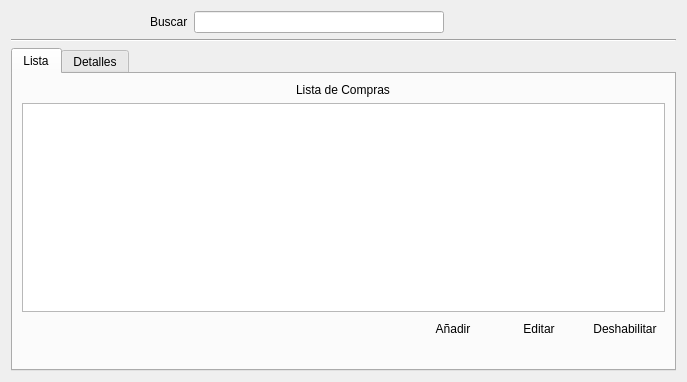
Qt form compras.ui (benArambide/ProyFinal-IS2) before a commit.
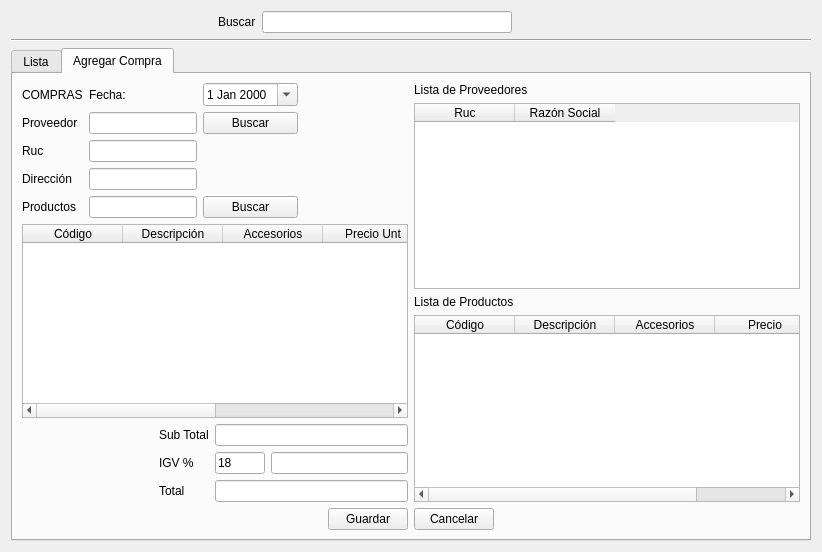
The same form after that commit. Icons and pictures are not drawn.

What changed in the file:
```diff
--- a/compras.ui
+++ b/compras.ui
@@ -6,106 +6,30 @@
    <rect>
     <x>0</x>
     <y>0</y>
-    <width>687</width>
-    <height>382</height>
+    <width>822</width>
+    <height>552</height>
    </rect>
   </property>
   <property name="windowTitle">
    <string>Form</string>
   </property>
-  <layout class="QGridLayout" name="gridLayout_5">
+  <layout class="QGridLayout" name="gridLayout_9">
    <item row="0" column="0">
-    <spacer name="horizontalSpacer_5">
-     <property name="orientation">
-      <enum>Qt::Horizontal</enum>
-     </property>
-     <property name="sizeHint" stdset="0">
-      <size>
-       <width>146</width>
-       <height>20</height>
-      </size>
-     </property>
-    </spacer>
+    <layout class="QVBoxLayout" name="verticalLayout_4"/>
    </item>
-   <item row="0" column="1">
-    <layout class="QGridLayout" name="gridLayout_10">
-     <item row="0" column="0">
-      <widget class="QLabel" name="label_3">
-       <property name="text">
-        <string>Buscar</string>
-       </property>
-      </widget>
-     </item>
-     <item row="0" column="1">
-      <widget class="QLineEdit" name="lineEdit">
-       <property name="minimumSize">
-        <size>
-         <width>250</width>
-         <height>0</height>
-        </size>
-       </property>
-       <property name="maximumSize">
-        <size>
-         <width>250</width>
-         <height>16777215</height>
-        </size>
-       </property>
-      </widget>
-     </item>
-     <item row="0" column="2">
-      <widget class="QPushButton" name="pushButton_5">
-       <property name="text">
-        <string/>
-       </property>
-       <property name="icon">
-        <iconset resource="Icons/Icons.qrc">
-         <normaloff>:/Icons/1349716430_zoom.png</normaloff>:/Icons/1349716430_zoom.png</iconset>
-       </property>
-       <property name="flat">
-        <bool>true</bool>
-       </property>
-      </widget>
-     </item>
-     <item row="0" column="3">
-      <widget class="QPushButton" name="pushButton_6">
-       <property name="text">
-        <string/>
-       </property>
-       <property name="icon">
-        <iconset resource="Icons/Icons.qrc">
-         <normaloff>:/Icons/1349716435_cog.png</normaloff>:/Icons/1349716435_cog.png</iconset>
-       </property>
-       <property name="flat">
-        <bool>true</bool>
-       </property>
-      </widget>
-     </item>
-    </layout>
-   </item>
-   <item row="0" column="2">
-    <spacer name="horizontalSpacer_6">
-     <property name="orientation">
-      <enum>Qt::Horizontal</enum>
-     </property>
-     <property name="sizeHint" stdset="0">
-      <size>
-       <width>147</width>
-       <height>20</height>
-      </size>
-     </property>
-    </spacer>
-   </item>
-   <item row="1" column="0" colspan="3">
+   <item row="2" column="1" colspan="6">
     <widget class="Line" name="line">
      <property name="orientation">
       <enum>Qt::Horizontal</enum>
      </property>
     </widget>
    </item>
-   <item row="2" column="0" colspan="3">
+   <item row="3" column="1" colspan="6">
+    <layout class="QGridLayout" name="gridLayout_10">
+     <item row="0" column="0">
     <widget class="QTabWidget" name="tabWidget">
      <property name="currentIndex">
-      <number>0</number>
+        <number>1</number>
      </property>
      <widget class="QWidget" name="List">
       <attribute name="title">
@@ -133,9 +57,6 @@
              </item>
             </layout>
            </item>
-           <item row="1" column="0">
-            <widget class="QTableView" name="tableView"/>
-           </item>
            <item row="2" column="0">
             <layout class="QGridLayout" name="gridLayout">
              <item row="0" column="0">
@@ -213,30 +134,501 @@
              </item>
             </layout>
            </item>
-          </layout>
-         </item>
          <item row="1" column="0">
-          <spacer name="horizontalSpacer_4">
-           <property name="orientation">
-            <enum>Qt::Horizontal</enum>
-           </property>
-           <property name="sizeHint" stdset="0">
-            <size>
-             <width>650</width>
-             <height>20</height>
-            </size>
-           </property>
-          </spacer>
+              <widget class="QTableWidget" name="tableWidget">
+               <column>
+                <property name="text">
+                 <string>Fecha</string>
+                </property>
+               </column>
+               <column>
+                <property name="text">
+                 <string>Razón Social</string>
+                </property>
+               </column>
+               <column>
+                <property name="text">
+                 <string>Monto Total</string>
+                </property>
+               </column>
+              </widget>
          </item>
         </layout>
        </item>
       </layout>
-     </widget>
-     <widget class="QWidget" name="details">
+         </item>
+        </layout>
+       </widget>
+       <widget class="QWidget" name="agregar">
       <attribute name="title">
-       <string>Detalles</string>
-      </attribute>
-     </widget>
+         <string>Agregar Compra</string>
+        </attribute>
+        <layout class="QGridLayout" name="gridLayout_11">
+         <item row="0" column="0">
+          <layout class="QGridLayout" name="gridLayout_8">
+           <item row="0" column="0">
+            <layout class="QGridLayout" name="gridLayout_5">
+             <item row="1" column="0">
+              <widget class="QLabel" name="label_4">
+               <property name="text">
+                <string>Proveedor</string>
+               </property>
+              </widget>
+             </item>
+             <item row="1" column="1">
+              <widget class="QLineEdit" name="lineEdit_proveedor"/>
+             </item>
+             <item row="1" column="2">
+              <widget class="QPushButton" name="pushButton_buscar_proveedor">
+               <property name="text">
+                <string>Buscar</string>
+               </property>
+              </widget>
+             </item>
+             <item row="2" column="0">
+              <widget class="QLabel" name="label_5">
+               <property name="text">
+                <string>Ruc</string>
+               </property>
+              </widget>
+             </item>
+             <item row="2" column="1">
+              <widget class="QLineEdit" name="lineEdit_ruc"/>
+             </item>
+             <item row="3" column="0">
+              <widget class="QLabel" name="label_6">
+               <property name="text">
+                <string>Dirección</string>
+               </property>
+              </widget>
+             </item>
+             <item row="3" column="1">
+              <widget class="QLineEdit" name="lineEdit_direccion"/>
+             </item>
+             <item row="4" column="0">
+              <widget class="QLabel" name="label_7">
+               <property name="text">
+                <string>Productos</string>
+               </property>
+              </widget>
+             </item>
+             <item row="4" column="1">
+              <widget class="QLineEdit" name="lineEdit_productos"/>
+             </item>
+             <item row="4" column="2">
+              <widget class="QPushButton" name="pushButton_buscar_producto">
+               <property name="text">
+                <string>Buscar</string>
+               </property>
+              </widget>
+             </item>
+             <item row="0" column="0">
+              <layout class="QHBoxLayout" name="horizontalLayout">
+               <item>
+                <widget class="QLabel" name="label">
+                 <property name="text">
+                  <string>COMPRAS</string>
+                 </property>
+                </widget>
+               </item>
+              </layout>
+             </item>
+             <item row="0" column="2">
+              <widget class="QDateEdit" name="dateEdit">
+               <property name="calendarPopup">
+                <bool>true</bool>
+               </property>
+              </widget>
+             </item>
+             <item row="0" column="1">
+              <widget class="QLabel" name="label_11">
+               <property name="text">
+                <string>Fecha:</string>
+               </property>
+              </widget>
+             </item>
+             <item row="2" column="2" colspan="2">
+              <spacer name="horizontalSpacer_12">
+               <property name="orientation">
+                <enum>Qt::Horizontal</enum>
+               </property>
+               <property name="sizeHint" stdset="0">
+                <size>
+                 <width>40</width>
+                 <height>20</height>
+                </size>
+               </property>
+              </spacer>
+             </item>
+             <item row="3" column="2" colspan="2">
+              <spacer name="horizontalSpacer_13">
+               <property name="orientation">
+                <enum>Qt::Horizontal</enum>
+               </property>
+               <property name="sizeHint" stdset="0">
+                <size>
+                 <width>40</width>
+                 <height>20</height>
+                </size>
+               </property>
+              </spacer>
+             </item>
+             <item row="1" column="3">
+              <spacer name="horizontalSpacer_14">
+               <property name="orientation">
+                <enum>Qt::Horizontal</enum>
+               </property>
+               <property name="sizeHint" stdset="0">
+                <size>
+                 <width>40</width>
+                 <height>20</height>
+                </size>
+               </property>
+              </spacer>
+             </item>
+             <item row="4" column="3">
+              <spacer name="horizontalSpacer_15">
+               <property name="orientation">
+                <enum>Qt::Horizontal</enum>
+               </property>
+               <property name="sizeHint" stdset="0">
+                <size>
+                 <width>40</width>
+                 <height>20</height>
+                </size>
+               </property>
+              </spacer>
+             </item>
+             <item row="0" column="3">
+              <spacer name="horizontalSpacer_16">
+               <property name="orientation">
+                <enum>Qt::Horizontal</enum>
+               </property>
+               <property name="sizeHint" stdset="0">
+                <size>
+                 <width>40</width>
+                 <height>20</height>
+                </size>
+               </property>
+              </spacer>
+             </item>
+            </layout>
+           </item>
+           <item row="0" column="1" rowspan="3">
+            <layout class="QVBoxLayout" name="verticalLayout">
+             <item>
+              <widget class="QLabel" name="label_12">
+               <property name="text">
+                <string>Lista de Proveedores</string>
+               </property>
+              </widget>
+             </item>
+             <item>
+              <widget class="QTableWidget" name="tableWidget_proveedores">
+               <column>
+                <property name="text">
+                 <string>Ruc</string>
+                </property>
+               </column>
+               <column>
+                <property name="text">
+                 <string>Razón Social</string>
+                </property>
+               </column>
+              </widget>
+             </item>
+             <item>
+              <widget class="QLabel" name="label_13">
+               <property name="text">
+                <string>Lista de Productos</string>
+               </property>
+              </widget>
+             </item>
+             <item>
+              <widget class="QTableWidget" name="tableWidget_productos">
+               <column>
+                <property name="text">
+                 <string>Código</string>
+                </property>
+               </column>
+               <column>
+                <property name="text">
+                 <string>Descripción</string>
+                </property>
+               </column>
+               <column>
+                <property name="text">
+                 <string>Accesorios</string>
+                </property>
+               </column>
+               <column>
+                <property name="text">
+                 <string>Precio</string>
+                </property>
+               </column>
+              </widget>
+             </item>
+            </layout>
+           </item>
+           <item row="1" column="0">
+            <widget class="QTableWidget" name="tableWidget__items_productos">
+             <column>
+              <property name="text">
+               <string>Código</string>
+              </property>
+             </column>
+             <column>
+              <property name="text">
+               <string>Descripción</string>
+              </property>
+             </column>
+             <column>
+              <property name="text">
+               <string>Accesorios</string>
+              </property>
+             </column>
+             <column>
+              <property name="text">
+               <string>Precio Unt</string>
+              </property>
+             </column>
+             <column>
+              <property name="text">
+               <string>Cant</string>
+              </property>
+             </column>
+             <column>
+              <property name="text">
+               <string>Total</string>
+              </property>
+             </column>
+            </widget>
+           </item>
+           <item row="2" column="0">
+            <layout class="QGridLayout" name="gridLayout_7">
+             <item row="0" column="0">
+              <spacer name="horizontalSpacer_9">
+               <property name="orientation">
+                <enum>Qt::Horizontal</enum>
+               </property>
+               <property name="sizeHint" stdset="0">
+                <size>
+                 <width>40</width>
+                 <height>20</height>
+                </size>
+               </property>
+              </spacer>
+             </item>
+             <item row="0" column="1">
+              <widget class="QLabel" name="label_8">
+               <property name="text">
+                <string>Sub Total</string>
+               </property>
+              </widget>
+             </item>
+             <item row="0" column="2" colspan="2">
+              <widget class="QLineEdit" name="lineEdit_subtotal"/>
+             </item>
+             <item row="1" column="0">
+              <spacer name="horizontalSpacer_10">
+               <property name="orientation">
+                <enum>Qt::Horizontal</enum>
+               </property>
+               <property name="sizeHint" stdset="0">
+                <size>
+                 <width>40</width>
+                 <height>20</height>
+                </size>
+               </property>
+              </spacer>
+             </item>
+             <item row="1" column="1">
+              <widget class="QLabel" name="label_9">
+               <property name="text">
+                <string>IGV %</string>
+               </property>
+              </widget>
+             </item>
+             <item row="1" column="2">
+              <widget class="QLineEdit" name="lineEdit_igv_porciento">
+               <property name="sizePolicy">
+                <sizepolicy hsizetype="Maximum" vsizetype="Fixed">
+                 <horstretch>15</horstretch>
+                 <verstretch>0</verstretch>
+                </sizepolicy>
+               </property>
+               <property name="minimumSize">
+                <size>
+                 <width>0</width>
+                 <height>0</height>
+                </size>
+               </property>
+               <property name="maximumSize">
+                <size>
+                 <width>50</width>
+                 <height>16777215</height>
+                </size>
+               </property>
+               <property name="text">
+                <string>18</string>
+               </property>
+              </widget>
+             </item>
+             <item row="1" column="3">
+              <widget class="QLineEdit" name="lineEdit_igv"/>
+             </item>
+             <item row="2" column="0">
+              <spacer name="horizontalSpacer_11">
+               <property name="orientation">
+                <enum>Qt::Horizontal</enum>
+               </property>
+               <property name="sizeHint" stdset="0">
+                <size>
+                 <width>40</width>
+                 <height>20</height>
+                </size>
+               </property>
+              </spacer>
+             </item>
+             <item row="2" column="1">
+              <widget class="QLabel" name="label_10">
+               <property name="text">
+                <string>Total</string>
+               </property>
+              </widget>
+             </item>
+             <item row="2" column="2" colspan="2">
+              <widget class="QLineEdit" name="lineEdit_total"/>
+             </item>
+            </layout>
+           </item>
+          </layout>
+         </item>
+         <item row="1" column="0">
+          <layout class="QHBoxLayout" name="horizontalLayout_20">
+           <item>
+            <spacer name="horizontalSpacer_3">
+             <property name="orientation">
+              <enum>Qt::Horizontal</enum>
+             </property>
+             <property name="sizeHint" stdset="0">
+              <size>
+               <width>40</width>
+               <height>20</height>
+              </size>
+             </property>
+            </spacer>
+           </item>
+           <item>
+            <widget class="QPushButton" name="pushButton_guardar">
+             <property name="text">
+              <string>Guardar</string>
+             </property>
+            </widget>
+           </item>
+           <item>
+            <widget class="QPushButton" name="pushButton_cancelar">
+             <property name="text">
+              <string>Cancelar</string>
+             </property>
+            </widget>
+           </item>
+           <item>
+            <spacer name="horizontalSpacer">
+             <property name="orientation">
+              <enum>Qt::Horizontal</enum>
+             </property>
+             <property name="sizeHint" stdset="0">
+              <size>
+               <width>40</width>
+               <height>20</height>
+              </size>
+             </property>
+            </spacer>
+           </item>
+          </layout>
+         </item>
+        </layout>
+       </widget>
+      </widget>
+     </item>
+    </layout>
+   </item>
+   <item row="1" column="1">
+    <spacer name="horizontalSpacer_5">
+     <property name="orientation">
+      <enum>Qt::Horizontal</enum>
+     </property>
+     <property name="sizeHint" stdset="0">
+      <size>
+       <width>211</width>
+       <height>20</height>
+      </size>
+     </property>
+    </spacer>
+   </item>
+   <item row="1" column="6">
+    <spacer name="horizontalSpacer_6">
+     <property name="orientation">
+      <enum>Qt::Horizontal</enum>
+     </property>
+     <property name="sizeHint" stdset="0">
+      <size>
+       <width>211</width>
+       <height>20</height>
+      </size>
+     </property>
+    </spacer>
+   </item>
+   <item row="1" column="4">
+    <widget class="QPushButton" name="pushButton_5">
+     <property name="text">
+      <string/>
+     </property>
+     <property name="icon">
+      <iconset resource="Icons/Icons.qrc">
+       <normaloff>:/Icons/1349716430_zoom.png</normaloff>:/Icons/1349716430_zoom.png</iconset>
+     </property>
+     <property name="flat">
+      <bool>true</bool>
+     </property>
+    </widget>
+   </item>
+   <item row="1" column="2">
+    <widget class="QLabel" name="label_3">
+     <property name="text">
+      <string>Buscar</string>
+     </property>
+    </widget>
+   </item>
+   <item row="1" column="5">
+    <widget class="QPushButton" name="pushButton_6">
+     <property name="text">
+      <string/>
+     </property>
+     <property name="icon">
+      <iconset resource="Icons/Icons.qrc">
+       <normaloff>:/Icons/1349716435_cog.png</normaloff>:/Icons/1349716435_cog.png</iconset>
+     </property>
+     <property name="flat">
+      <bool>true</bool>
+     </property>
+    </widget>
+   </item>
+   <item row="1" column="3">
+    <widget class="QLineEdit" name="lineEdit">
+     <property name="minimumSize">
+      <size>
+       <width>250</width>
+       <height>0</height>
+      </size>
+     </property>
+     <property name="maximumSize">
+      <size>
+       <width>250</width>
+       <height>16777215</height>
+      </size>
+     </property>
     </widget>
    </item>
   </layout>
```
Lines whose indentation alone changed are shown as unchanged.
